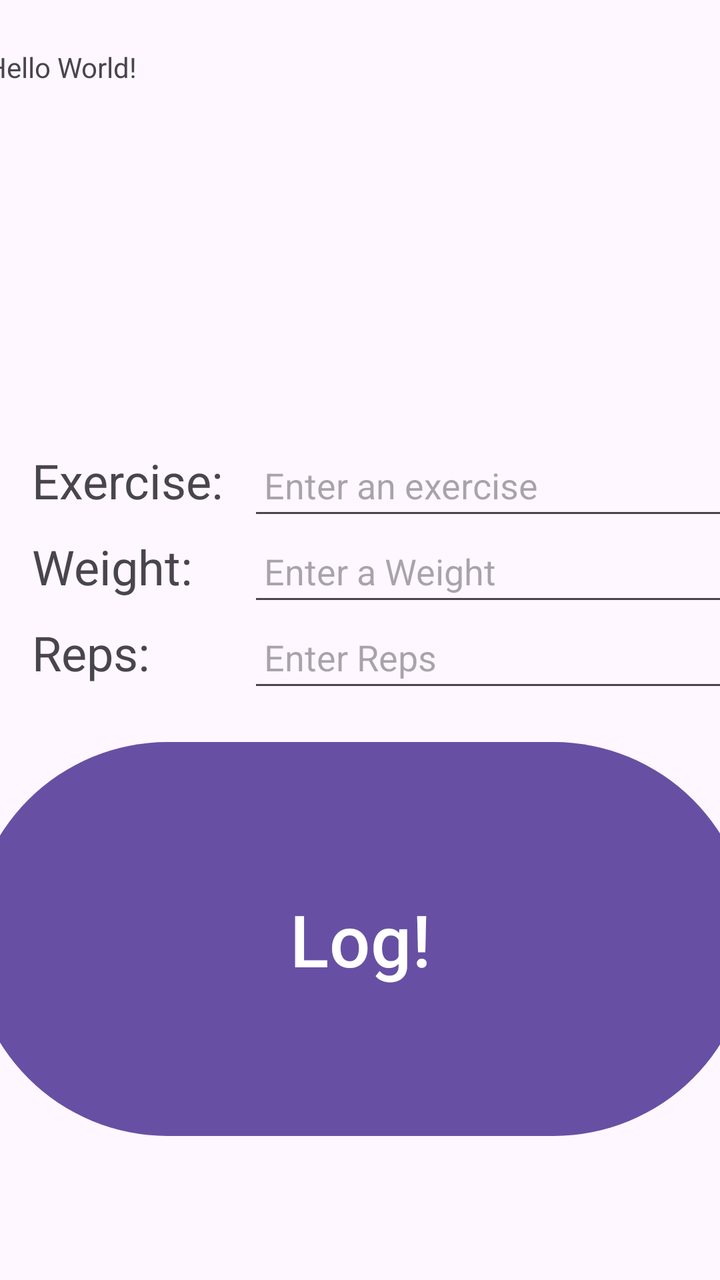
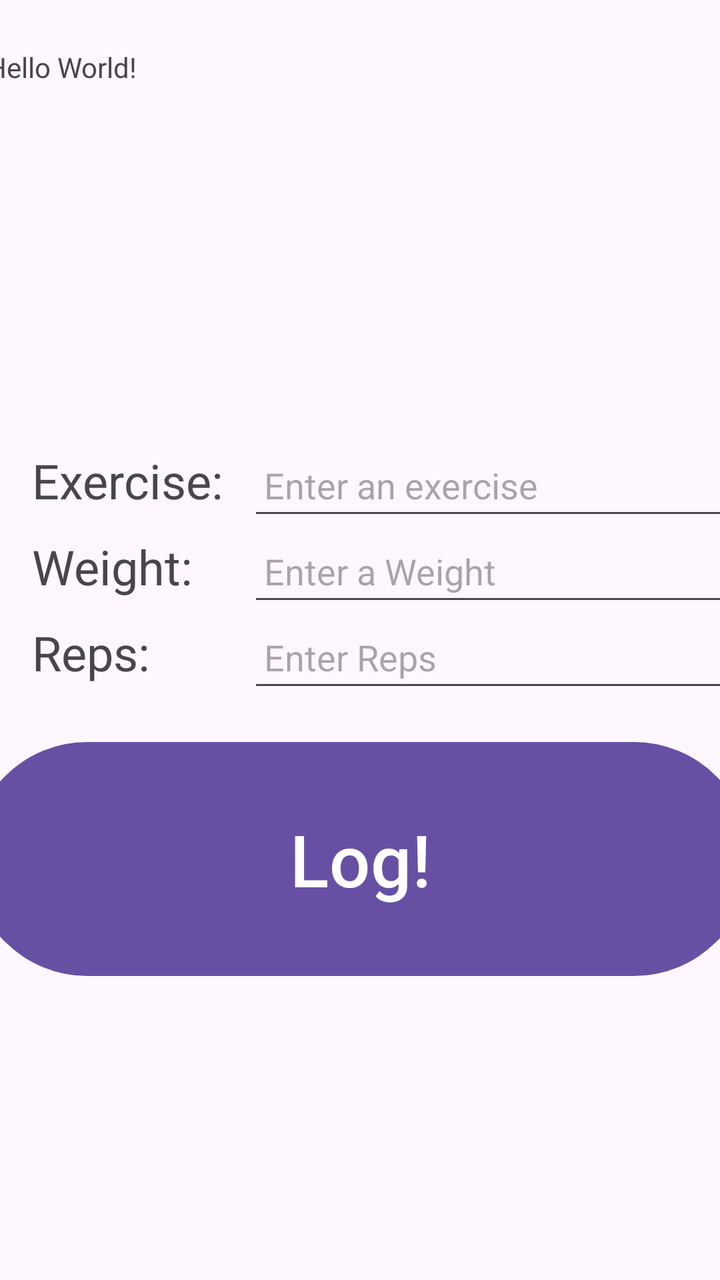

An Android layout rendered at two revisions. The XML below is the earlier revision; the diff shows what the commit changed to produce the second picture.
<!-- AndroidManifest.xml: application theme Theme.HW04_Gymlog_V300 -->
<!-- res/layout/activity_main.xml -->
<?xml version="1.0" encoding="utf-8"?>
<androidx.constraintlayout.widget.ConstraintLayout xmlns:android="http://schemas.android.com/apk/res/android"
    xmlns:app="http://schemas.android.com/apk/res-auto"
    xmlns:tools="http://schemas.android.com/tools"
    android:id="@+id/main"
    android:layout_width="match_parent"
    android:layout_height="match_parent"
    tools:context=".MainActivity">

    <TextView
        android:id="@+id/logDisplayTextView"
        android:layout_width="390dp"
        android:layout_height="200dp"
        android:layout_marginTop="16dip"
        android:padding="8dp"
        android:text="Hello World!"
        app:layout_constraintEnd_toEndOf="parent"
        app:layout_constraintStart_toStartOf="parent"
        app:layout_constraintTop_toTopOf="parent" />

    <TextView
        android:id="@+id/exerciseLabelTextView"
        android:layout_width="100dp"
        android:layout_height="35dp"
        android:layout_marginStart="16dp"
        android:layout_marginTop="8dp"
        android:text="@string/exercise"
        android:textSize="24sp"
        app:layout_constraintStart_toStartOf="parent"
        app:layout_constraintTop_toBottomOf="@+id/logDisplayTextView" />

    <EditText
        android:id="@+id/exerciseInputEditText"
        android:layout_width="275dp"
        android:layout_height="45dp"
        android:layout_marginStart="8dp"
        android:hint="@string/enter_an_exercise"
        android:inputType="textAutoComplete"
        android:padding="8dp"
        app:layout_constraintBaseline_toBaselineOf="@+id/exerciseLabelTextView"
        app:layout_constraintStart_toEndOf="@id/exerciseLabelTextView" />

    <TextView
        android:id="@+id/weightLabelTextView"
        android:layout_width="100dp"
        android:layout_height="35dp"
        android:layout_marginStart="16dp"
        android:layout_marginTop="8dp"
        android:text="@string/weight"
        android:textSize="24sp"
        app:layout_constraintStart_toStartOf="parent"
        app:layout_constraintTop_toBottomOf="@id/exerciseLabelTextView" />

    <EditText
        android:id="@+id/weightInputEditText"
        android:layout_width="275dp"
        android:layout_height="45dp"
        android:layout_marginStart="8dp"
        android:hint="@string/enter_a_weight"
        android:inputType="number|numberDecimal"
        android:padding="8dp"
        app:layout_constraintBaseline_toBaselineOf="@+id/weightLabelTextView"
        app:layout_constraintStart_toEndOf="@id/weightLabelTextView" />

    <TextView
        android:id="@+id/repLabelTextView"
        android:layout_width="100dp"
        android:layout_height="35dp"
        android:layout_marginStart="16dp"
        android:layout_marginTop="8dp"
        android:text="@string/reps"
        android:textSize="24sp"
        app:layout_constraintStart_toStartOf="parent"
        app:layout_constraintTop_toBottomOf="@id/weightLabelTextView" />

    <EditText
        android:id="@+id/repInputEditText"
        android:layout_width="275dp"
        android:layout_height="45dp"
        android:layout_marginStart="8dp"
        android:hint="@string/enter_reps"
        android:inputType="number"
        android:padding="8dp"
        app:layout_constraintBaseline_toBaselineOf="@+id/repLabelTextView"
        app:layout_constraintStart_toEndOf="@id/repLabelTextView" />

    <Button
        android:id="@+id/logButton"
        android:layout_width="390dp"
        android:layout_height="205dp"
        android:layout_marginTop="16dp"
        android:text="@string/log"
        android:textSize="36sp"
        app:layout_constraintEnd_toEndOf="parent"
        app:layout_constraintStart_toStartOf="parent"
        app:layout_constraintTop_toBottomOf="@id/repInputEditText" />

</androidx.constraintlayout.widget.ConstraintLayout>
<!-- resources referenced by this layout -->
<resources>
  <string name="enter_a_weight">Enter a Weight</string>
  <string name="enter_an_exercise">Enter an exercise</string>
  <string name="enter_reps">Enter Reps</string>
  <string name="exercise">Exercise: </string>
  <string name="log">Log!</string>
  <string name="reps">Reps: </string>
  <string name="weight">Weight: </string>
  <style name="Theme.HW04_Gymlog_V300" parent="Base.Theme.HW04_Gymlog_V300" />
  <style name="Base.Theme.HW04_Gymlog_V300" parent="Theme.Material3.DayNight.NoActionBar">
          
          
      </style>
</resources>

<!-- the commit's change to res/layout/activity_main.xml (unified diff, before → after) -->
@@ -87,7 +87,7 @@
     <Button
         android:id="@+id/logButton"
         android:layout_width="390dp"
-        android:layout_height="205dp"
+        android:layout_height="125dp"
         android:layout_marginTop="16dp"
         android:text="@string/log"
         android:textSize="36sp"
